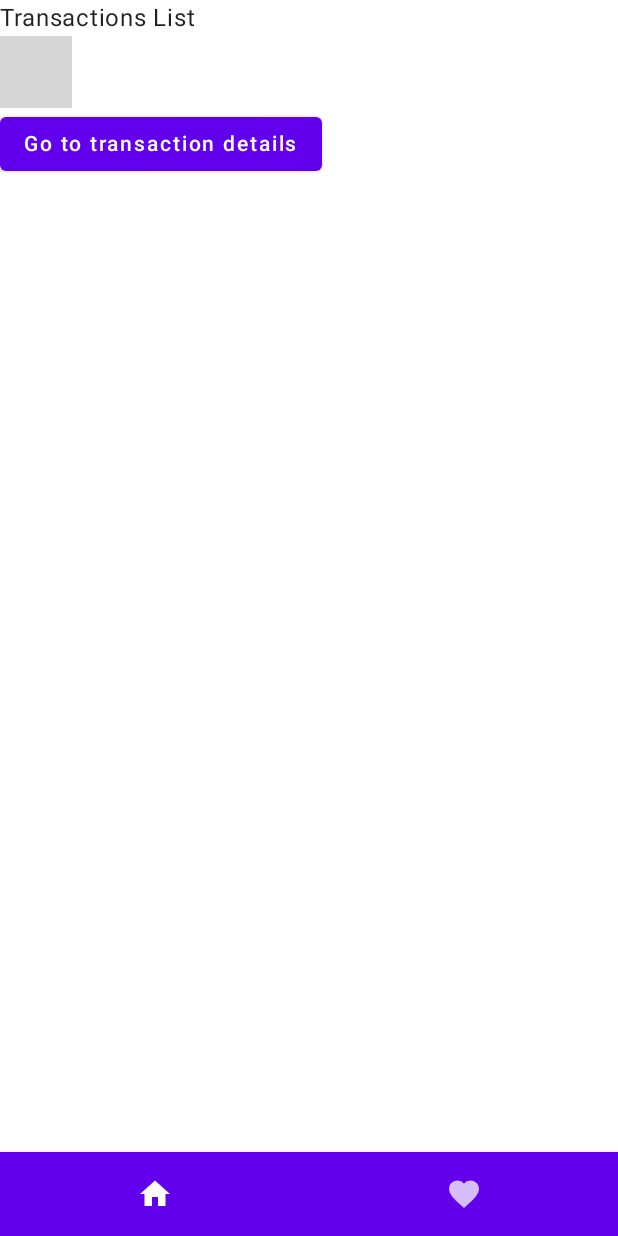
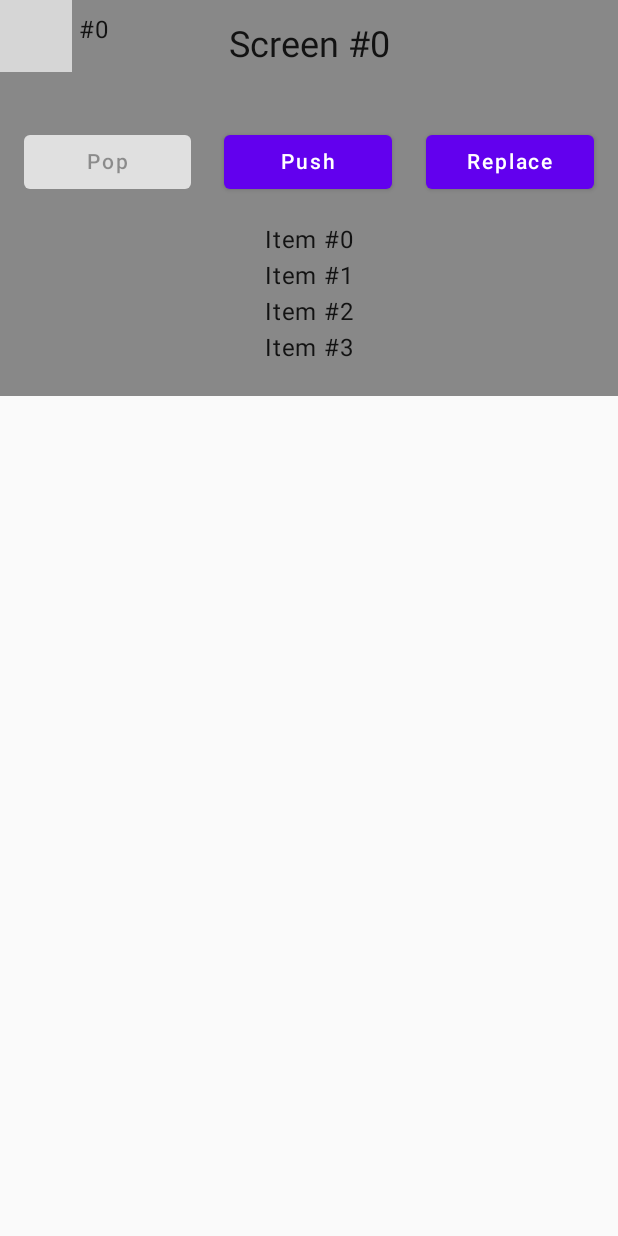
Before and after one commit to linhvnguyen9/KMPWithJetbrainsComposeFullPlatform, an Android app built with Jetpack Compose: the screen it shows after launch (MainActivity), on a phone screen of 412 x 824 dp. Run offline under Robolectric (Android 15) with nearby library versions, the phone set to English and light mode, and no system bars; our stand-ins replace Voyager; libraries missing offline, so code that uses them is left out: io.github.aakira.napier; 3 statements that could not run were skipped; grey boxes are pictures that could not be loaded.

Commit message:
Test nested navigation success

```diff
--- a/composeApp/src/commonMain/kotlin/presentation/App.kt
+++ b/composeApp/src/commonMain/kotlin/presentation/App.kt
@@ -1,16 +1,79 @@
 package presentation
 
+import androidx.compose.foundation.background
+import androidx.compose.foundation.layout.Box
+import androidx.compose.foundation.layout.Column
+import androidx.compose.foundation.layout.padding
+import androidx.compose.material.Button
 import androidx.compose.material.MaterialTheme
+import androidx.compose.material.Text
 import androidx.compose.runtime.Composable
 import androidx.compose.runtime.LaunchedEffect
+import androidx.compose.ui.Alignment
+import androidx.compose.ui.Modifier
+import androidx.compose.ui.graphics.Color
+import androidx.compose.ui.unit.dp
+import cafe.adriel.voyager.navigator.CurrentScreen
 import cafe.adriel.voyager.navigator.Navigator
-import io.github.aakira.napier.DebugAntilog
+import cafe.adriel.voyager.navigator.NavigatorContent
 import io.github.aakira.napier.Napier
 
 @Composable
 fun App() {
     MaterialTheme {
         Napier.d(tag = "KMPWithJetbrainsCompose", message = "App")
-        Navigator(MainScreen())
+        Content()
+//        Navigator(MainScreen())
     }
 }
+
+@Composable
+private fun Content() {
+    Navigator(
+        screen = BasicNavigationScreen(index = 0, wrapContent = true)
+    ) { navigator ->
+        Column(
+            horizontalAlignment = Alignment.CenterHorizontally,
+            modifier = Modifier
+//                .padding(16.dp)
+                .background(Color.Gray)
+        ) {
+            Box {
+                if (navigator.items.size <= 10) {
+                    Text(
+                        text = "Level #${navigator.level}",
+                        modifier = Modifier.padding(8.dp)
+                    )
+                    CurrentScreen()
+                } else {
+                    NestedNavigation(backgroundColor = Color.LightGray) {
+                        CurrentScreen()
+                    }
+                }
+            }
+        }
+    }
+}
+
+@Composable
+private fun NestedNavigation(
+    backgroundColor: Color,
+    content: NavigatorContent
+) {
+    Navigator(
+        screen = BasicNavigationScreen(index = 0, wrapContent = true)
+    ) { navigator ->
+        Column(
+            horizontalAlignment = Alignment.CenterHorizontally,
+            modifier = Modifier
+//                .padding(16.dp)
+                .background(backgroundColor)
+        ) {
+            Text(
+                text = "Level #${navigator.level}",
+                modifier = Modifier.padding(8.dp)
+            )
+            content(navigator)
+        }
+    }
+}
--- /dev/null
+++ b/composeApp/src/commonMain/kotlin/presentation/BasicNavigationScreen.kt
@@ -0,0 +1,98 @@
+package presentation
+
+import androidx.compose.foundation.layout.Arrangement
+import androidx.compose.foundation.layout.Column
+import androidx.compose.foundation.layout.Row
+import androidx.compose.foundation.layout.Spacer
+import androidx.compose.foundation.layout.fillMaxSize
+import androidx.compose.foundation.layout.height
+import androidx.compose.foundation.layout.padding
+import androidx.compose.foundation.layout.wrapContentHeight
+import androidx.compose.foundation.lazy.LazyColumn
+import androidx.compose.material.Button
+import androidx.compose.material.MaterialTheme
+import androidx.compose.material.Text
+import androidx.compose.runtime.Composable
+import androidx.compose.ui.Alignment
+import androidx.compose.ui.Modifier
+import androidx.compose.ui.unit.dp
+import cafe.adriel.voyager.core.lifecycle.LifecycleEffect
+import cafe.adriel.voyager.core.screen.Screen
+import cafe.adriel.voyager.core.screen.uniqueScreenKey
+import cafe.adriel.voyager.navigator.LocalNavigator
+import cafe.adriel.voyager.navigator.currentOrThrow
+
+data class BasicNavigationScreen(
+    val index: Int,
+    val wrapContent: Boolean = false
+) : Screen {
+
+    override val key = uniqueScreenKey
+
+    @Composable
+    override fun Content() {
+        LifecycleEffect(
+            onStarted = { println("Navigation Start screen #$index") },
+            onDisposed = { println("Navigation Dispose screen #$index") }
+        )
+
+        val navigator = LocalNavigator.currentOrThrow
+
+        Column(
+            verticalArrangement = Arrangement.Center,
+            horizontalAlignment = Alignment.CenterHorizontally,
+            modifier = Modifier.run {
+                if (wrapContent) {
+                    padding(vertical = 16.dp).wrapContentHeight()
+                } else {
+                    fillMaxSize()
+                }
+            }
+        ) {
+            Text(
+                text = "Screen #$index",
+                style = MaterialTheme.typography.h5
+            )
+
+            Spacer(modifier = Modifier.height(24.dp))
+
+            Row(
+                modifier = Modifier.padding(16.dp)
+            ) {
+                Button(
+                    enabled = navigator.canPop,
+                    onClick = navigator::pop,
+                    modifier = Modifier.weight(.5f)
+                ) {
+                    Text(text = "Pop")
+                }
+
+                Spacer(modifier = Modifier.weight(.1f))
+
+                Button(
+                    onClick = { navigator.push(BasicNavigationScreen(index.inc(), wrapContent)) },
+                    modifier = Modifier.weight(.5f)
+                ) {
+                    Text(text = "Push")
+                }
+
+                Spacer(modifier = Modifier.weight(.1f))
+
+                Button(
+                    onClick = { navigator.replace(BasicNavigationScreen(index.inc(), wrapContent)) },
+                    modifier = Modifier.weight(.5f)
+                ) {
+                    Text(text = "Replace")
+                }
+            }
+
+            LazyColumn(
+                modifier = Modifier.height(100.dp)
+            ) {
+                items(100) {
+                    Text("Item #$it")
+                }
+            }
+        }
+    }
+}
--- a/composeApp/src/commonMain/kotlin/presentation/home/details/TransactionDetailsScreen.kt
+++ b/composeApp/src/commonMain/kotlin/presentation/home/details/TransactionDetailsScreen.kt
@@ -22,7 +22,7 @@ class TransactionDetailsScreen: Screen {
     @Composable
     override fun Content() {
         val navigator = LocalNavigator.currentOrThrow
-        val tabNavigator = LocalTabNavigator.current
+//        val tabNavigator = LocalTabNavigator.current
         val screenModel = rememberScreenModel { TransactionDetailsScreenModel() }
         val state = screenModel.stateFlow.collectAsState()
 
```
Also changed, not shown: composeApp/src/commonMain/kotlin/presentation/MainScreen.kt (+26 -3 lines).
